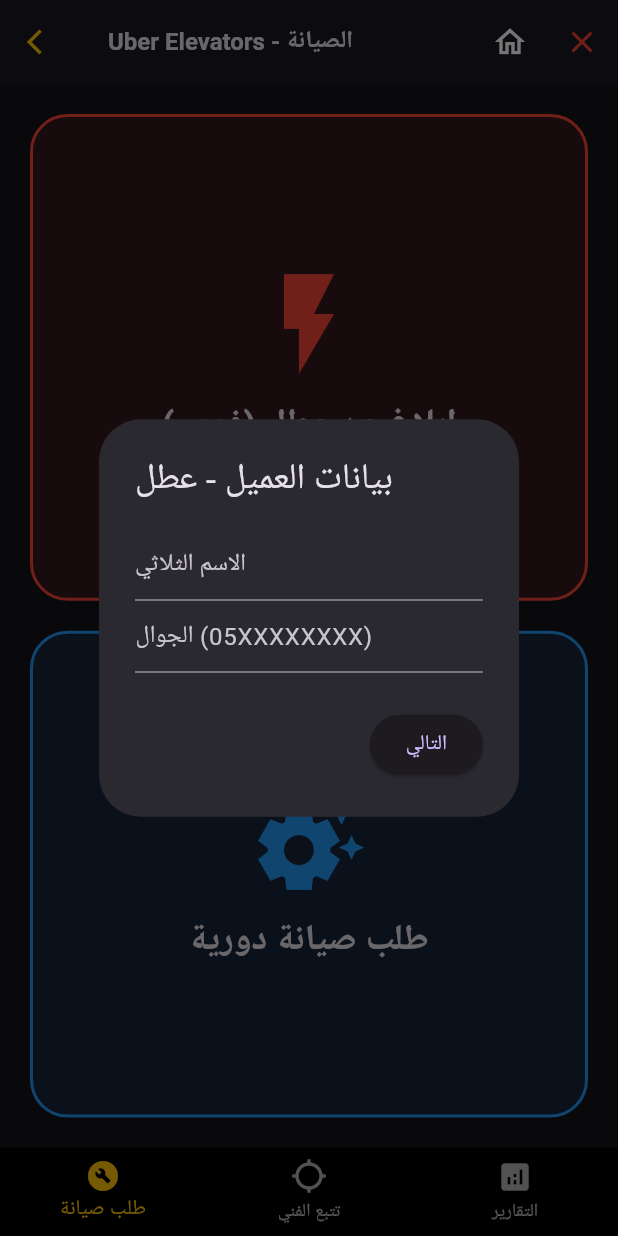
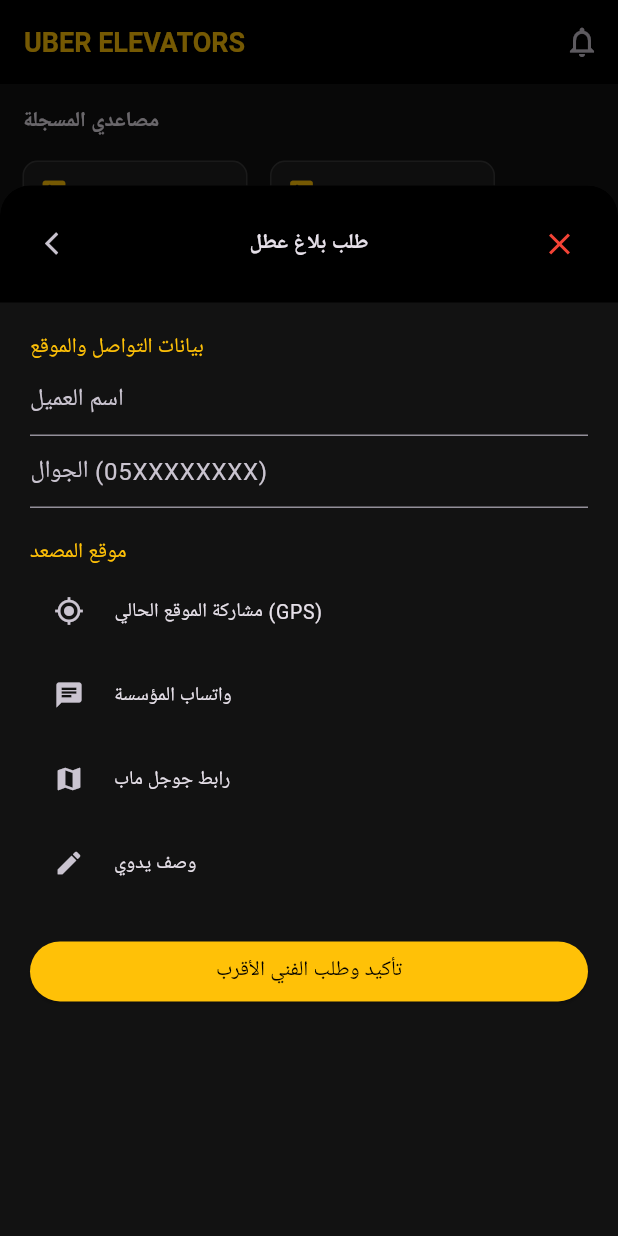
Before and after one commit to ahmedchiva-max/smart, a Flutter app: the screen it shows after launch, after a tap on "إبلاغ عن عطل (فوري)", on a phone screen of 412 x 824 dp. Run offline on Flutter 3.47's test engine with Material 3 defaults, Android fonts, the phone set to English and light mode, and no system bars; Roboto replaces fonts that are missing (Arial).

Commit message:
اعتماد واجهة UBER ELEVATORS: مطابقة الصور، شيك ليست الصيانة، ونظام الملاحة الكامل

```diff
--- a/lib/main.dart
+++ b/lib/main.dart
@@ -1,229 +1,129 @@
 import 'package:flutter/material.dart';
 import 'package:flutter/services.dart';
-import 'package:url_launcher/url_launcher.dart';
-import 'dart:async';
 
 void main() => runApp(MaterialApp(
   debugShowCheckedModeBanner: false,
   theme: ThemeData(brightness: Brightness.dark, primaryColor: Colors.amber, fontFamily: 'Arial'),
-  home: MasterMaintenanceApp(),
+  home: UberElevatorsHome(),
 ));
 
-class MasterMaintenanceApp extends StatefulWidget { @override _MasterMaintenanceAppState createState() => _MasterMaintenanceAppState(); }
-class _MasterMaintenanceAppState extends State<MasterMaintenanceApp> {
-  int _screenIdx = 0;
-  final _screens = [CustomerHome(), LiveTrackingScreen(), FinanceReports()];
+class UberElevatorsHome extends StatefulWidget { @override _UberElevatorsHomeState createState() => _UberElevatorsHomeState(); }
+class _UberElevatorsHomeState extends State<UberElevatorsHome> {
+  int _idx = 0;
   @override
   Widget build(BuildContext context) {
     return Scaffold(
-      body: _screens[_screenIdx],
+      backgroundColor: Color(0xFF121212),
+      appBar: AppBar(
+        backgroundColor: Colors.black,
+        title: Text("UBER ELEVATORS", style: TextStyle(color: Colors.amber, fontWeight: FontWeight.bold, fontSize: 18)),
+        actions: [IconButton(icon: Icon(Icons.notifications_none), onPressed: (){})],
+      ),
+      body: _idx == 0 ? _buildMainHome(context) : Center(child: Text("صفحة قيد التطوير")),
       bottomNavigationBar: BottomNavigationBar(
-        currentIndex: _screenIdx, onTap: (i) => setState(() => _screenIdx = i),
-        backgroundColor: Colors.black, selectedItemColor: Colors.amber,
+        currentIndex: _idx, onTap: (i) => setState(() => _idx = i),
+        backgroundColor: Colors.black, selectedItemColor: Colors.amber, unselectedItemColor: Colors.grey,
+        type: BottomNavigationBarType.fixed,
         items: [
-          BottomNavigationBarItem(icon: Icon(Icons.build_circle), label: "طلب صيانة"),
-          BottomNavigationBarItem(icon: Icon(Icons.location_searching), label: "تتبع الفني"),
-          BottomNavigationBarItem(icon: Icon(Icons.analytics), label: "التقارير"),
+          BottomNavigationBarItem(icon: Icon(Icons.home), label: "الرئيسية"),
+          BottomNavigationBarItem(icon: Icon(Icons.assignment), label: "طلباتي"),
+          BottomNavigationBarItem(icon: Icon(Icons.description), label: "التقارير"),
+          BottomNavigationBarItem(icon: Icon(Icons.shopping_cart), label: "المتجر"),
+          BottomNavigationBarItem(icon: Icon(Icons.person), label: "حسابي"),
         ],
       ),
     );
   }
-}
 
-// --- نظام الملاحة الموحد (Back, Home, X) ---
-PreferredSizeWidget smartAppBar(BuildContext context, String title) {
-  return AppBar(
-    backgroundColor: Colors.black, elevation: 10,
-    leading: IconButton(icon: Icon(Icons.arrow_back_ios, color: Colors.amber, size: 20), onPressed: () => Navigator.maybePop(context)),
-    title: Text(title, style: TextStyle(fontSize: 16, fontWeight: FontWeight.bold)),
-    actions: [
-      IconButton(icon: Icon(Icons.home_outlined, color: Colors.white), onPressed: () => Navigator.of(context).pushAndRemoveUntil(MaterialPageRoute(builder: (c)=>MasterMaintenanceApp()), (r)=>false)),
-      IconButton(icon: Icon(Icons.close, color: Colors.red), onPressed: () => SystemNavigator.pop()),
-    ],
-  );
-}
+  Widget _buildMainHome(BuildContext context) {
+    return SingleChildScrollView(
+      child: Column(crossAxisAlignment: CrossAxisAlignment.start, children: [
+        Padding(padding: EdgeInsets.all(15), child: Text("مصاعدي المسجلة", style: TextStyle(fontWeight: FontWeight.bold))),
+        Row(children: [
+          _buildElevatorCard("مصعد المنزل", "حي النرجس"),
+          _buildElevatorCard("مصعد المكتب", "برج رافال"),
+        ]),
 
-// --- الصفحة الرئيسية (بدون المتجر) ---
-class CustomerHome extends StatelessWidget {
-  void _warn(BuildContext ctx, String msg) => showDialog(context: ctx, builder: (c) => AlertDialog(title: Text("تنبيه هـام"), content: Text(msg), actions: [ElevatedButton(onPressed: () => Navigator.pop(c), child: Text("حسناً"))]));
+        // زر إبلاغ عن عطل (أحمر كما في الصورة)
+        Container(
+          width: double.infinity, margin: EdgeInsets.all(15), height: 60,
+          decoration: BoxDecoration(color: Colors.red.withOpacity(0.8), borderRadius: BorderRadius.circular(10)),
+          child: ListTile(
+            leading: Icon(Icons.bolt, color: Colors.white),
+            title: Text("إبلاغ عن عطل (فوري)", style: TextStyle(fontWeight: FontWeight.bold)),
+            trailing: Icon(Icons.arrow_forward_ios, size: 15),
+            onTap: () => _openServiceFlow(context, "بلاغ عطل"),
+          ),
+        ),
 
-  @override
-  Widget build(BuildContext context) {
-    return Scaffold(
-      appBar: smartAppBar(context, "Uber Elevators - الصيانة"),
-      body: Padding(
-        padding: const EdgeInsets.all(20.0),
-        child: Column(children: [
-          _serviceBox(context, "إبلاغ عن عطل (فوري)", Icons.flash_on, Colors.red, "عطل"),
-          SizedBox(height: 20),
-          _serviceBox(context, "طلب صيانة دورية", Icons.settings_suggest, Colors.blue, "صيانة"),
-        ]),
-      ),
+        // شبكة الخدمات (المطابقة للصور)
+        GridView.count(
+          shrinkWrap: true, physics: NeverScrollableScrollPhysics(), crossAxisCount: 3, padding: EdgeInsets.all(10),
+          children: [
+            _buildServiceIcon(Icons.add_box, "تركيب جديد", Colors.green, context),
+            _buildServiceIcon(Icons.update, "تحديث", Colors.amber, context),
+            _buildServiceIcon(Icons.build, "صيانة", Colors.blue, context),
+            _buildServiceIcon(Icons.store, "المتجر", Colors.yellow, context),
+            _buildServiceIcon(Icons.photo_library, "الأعمال", Colors.purple, context),
+            _buildServiceIcon(Icons.headset_mic, "تواصل", Colors.teal, context),
+          ],
+        ),
+      ]),
     );
   }
 
-  Widget _serviceBox(BuildContext ctx, String t, IconData i, Color c, String type) => Expanded(
-    child: InkWell(
-      onTap: () => _openRequestFlow(ctx, type),
-      child: Container(
-        width: double.infinity, decoration: BoxDecoration(color: c.withOpacity(0.15), borderRadius: BorderRadius.circular(25), border: Border.all(color: c, width: 2)),
-        child: Column(mainAxisAlignment: MainAxisAlignment.center, children: [Icon(i, size: 80, color: c), SizedBox(height: 10), Text(t, style: TextStyle(fontSize: 24, fontWeight: FontWeight.bold))]),
-      ),
-    ),
+  Widget _buildElevatorCard(String name, String loc) => Container(
+    width: 150, margin: EdgeInsets.only(left: 15), padding: EdgeInsets.all(10),
+    decoration: BoxDecoration(color: Color(0xFF1E1E1E), borderRadius: BorderRadius.circular(10), border: Border.all(color: Colors.white12)),
+    child: Column(crossAxisAlignment: CrossAxisAlignment.start, children: [
+      Icon(Icons.elevator, color: Colors.amber, size: 20),
+      SizedBox(height: 5), Text(name, style: TextStyle(fontSize: 12, fontWeight: FontWeight.bold)),
+      Text(loc, style: TextStyle(fontSize: 10, color: Colors.grey)),
+    ]),
   );
 
-  // --- تدفق الطلب (Flow) ---
-  void _openRequestFlow(BuildContext ctx, String type) {
-    final n = TextEditingController();
-    final p = TextEditingController();
-    showDialog(context: ctx, barrierDismissible: false, builder: (c) => AlertDialog(
-      title: Text("بيانات العميل - $type"),
-      content: Column(mainAxisSize: MainAxisSize.min, children: [
-        TextField(controller: n, decoration: InputDecoration(hintText: "الاسم الثلاثي")),
-        TextField(controller: p, keyboardType: TextInputType.phone, inputFormatters: [FilteringTextInputFormatter.digitsOnly, LengthLimitingTextInputFormatter(10)], decoration: InputDecoration(hintText: "الجوال (05XXXXXXXX)")),
-      ]),
-      actions: [ElevatedButton(onPressed: () {
-        if (n.text.length < 5 || p.text.length != 10 || !p.text.startsWith("05")) {
-          _warn(ctx, "يرجى إدخال اسم ثلاثي ورقم جوال صحيح يبدأ بـ 05");
-        } else { Navigator.pop(c); _locationFlow(ctx); }
-      }, child: Text("التالي"))],
-    ));
-  }
+  Widget _buildServiceIcon(IconData icon, String label, Color color, BuildContext ctx) => InkWell(
+    onTap: () => _openServiceFlow(ctx, label),
+    child: Column(mainAxisAlignment: MainAxisAlignment.center, children: [
+      Container(padding: EdgeInsets.all(15), child: Icon(icon, color: color, size: 30)),
+      Text(label, style: TextStyle(fontSize: 11)),
+    ]),
+  );
 
-  void _locationFlow(BuildContext ctx) {
-    showModalBottomSheet(context: ctx, shape: RoundedRectangleBorder(borderRadius: BorderRadius.vertical(top: Radius.circular(30))), builder: (c) => Container(
-      padding: EdgeInsets.all(20),
-      child: Column(mainAxisSize: MainAxisSize.min, children: [
-        Text("تحديد موقع المصعد", style: TextStyle(fontSize: 18, color: Colors.amber)),
-        Divider(),
-        ListTile(leading: Icon(Icons.gps_fixed, color: Colors.blue), title: Text("مشاركة موقعي الحالي"), onTap: () { Navigator.pop(c); _brandFlow(ctx); }),
-        ListTile(leading: Image.network("https://upload.wikimedia.org/wikipedia/commons/6/6b/WhatsApp.svg", width: 24), title: Text("إرسال عبر الواتساب"), onTap: () { launchUrl(Uri.parse("https://wa.me/966500000000")); Navigator.pop(c); _brandFlow(ctx); }),
-        ListTile(leading: Icon(Icons.link, color: Colors.red), title: Text("لصق رابط جوجل ماب"), onTap: () { Navigator.pop(c); _manualInput(ctx, "الصق رابط الخريطة هنا"); }),
-        ListTile(leading: Icon(Icons.edit_location, color: Colors.orange), title: Text("وصف الموقع يدوياً"), onTap: () { Navigator.pop(c); _manualInput(ctx, "اكتب وصف العنوان بالتفصيل"); }),
+  // --- نظام الطلبات المتكامل ---
+  void _openServiceFlow(BuildContext context, String title) {
+    showModalBottomSheet(context: context, isScrollControlled: true, backgroundColor: Colors.transparent, builder: (c) => Container(
+      height: MediaQuery.of(context).size.height * 0.85,
+      decoration: BoxDecoration(color: Color(0xFF121212), borderRadius: BorderRadius.vertical(top: Radius.circular(20))),
+      child: Column(children: [
+        _modalAppBar(context, "طلب $title"),
+        Expanded(child: _buildFormSteps(context, title)),
       ]),
     ));
   }
 
-  void _manualInput(BuildContext ctx, String hint) {
-    final t = TextEditingController();
-    showDialog(context: ctx, barrierDismissible: false, builder: (c) => AlertDialog(
-      content: TextField(controller: t, maxLines: 3, decoration: InputDecoration(hintText: hint)),
-      actions: [ElevatedButton(onPressed: () {
-        if(t.text.trim().isEmpty) { _warn(ctx, "هذا الحقل إجباري للمتابعة"); return; }
-        Navigator.pop(c); _brandFlow(ctx);
-      }, child: Text("تأكيد الموقع"))],
-    ));
-  }
-
-  void _brandFlow(BuildContext ctx) {
-    final brands = ["إيطالي", "فوجي", "فوجي تك", "أوتيس", "شيندلر", "ميتسوبيشي", "كوني", "هوم ليفت"];
-    showDialog(context: ctx, builder: (c) => AlertDialog(
-      title: Text("اختر نوع المصعد"),
-      content: Container(width: double.maxFinite, child: GridView.builder(shrinkWrap: true, gridDelegate: SliverGridDelegateWithFixedCrossAxisCount(crossAxisCount: 2), itemCount: brands.length, itemBuilder: (cc, i) => Card(child: InkWell(onTap: () { Navigator.pop(c); _techChoiceFlow(ctx, brands[i]); }, child: Center(child: Text(brands[i])))))),
-    ));
-  }
-
-  void _techChoiceFlow(BuildContext ctx, String brand) {
-    showDialog(context: ctx, builder: (c) => AlertDialog(
-      title: Text("فنيين متخصصين في $brand"),
-      content: Column(mainAxisSize: MainAxisSize.min, children: [
-        _techTile(ctx, "م. خالد السعدي", "هوية: 1109XXX", "الأقرب - متاح", "4.9"),
-        _techTile(ctx, "م. ياسر فيصل", "هوية: 1088XXX", "متاح حالياً", "4.8"),
-      ]),
-    ));
-  }
-
-  Widget _techTile(BuildContext ctx, String n, String id, String st, String rate) => ListTile(
-    leading: CircleAvatar(child: Icon(Icons.person)), title: Text(n), subtitle: Text("$id\n$st"), trailing: Text(" $rate"),
-    onTap: () { HapticFeedback.vibrate(); Navigator.pop(ctx); _paymentFlow(ctx); },
+  Widget _modalAppBar(BuildContext context, String title) => Container(
+    padding: EdgeInsets.all(15), decoration: BoxDecoration(color: Colors.black, borderRadius: BorderRadius.vertical(top: Radius.circular(20))),
+    child: Row(mainAxisAlignment: MainAxisAlignment.spaceBetween, children: [
+      IconButton(icon: Icon(Icons.arrow_back_ios, size: 18), onPressed: () => Navigator.pop(context)),
+      Text(title, style: TextStyle(fontWeight: FontWeight.bold)),
+      IconButton(icon: Icon(Icons.close, color: Colors.red), onPressed: () => Navigator.pop(context)),
+    ]),
   );
 
-  void _paymentFlow(BuildContext ctx) {
-    showDialog(context: ctx, builder: (c) => AlertDialog(
-      title: Text("طريقة الدفع"),
-      content: Column(mainAxisSize: MainAxisSize.min, children: [
-        _payItem(ctx, "Apple Pay", Colors.black, Icons.apple),
-        _payItem(ctx, "STC Pay", Color(0xFF4F008C), Icons.account_balance_wallet),
-        _payItem(ctx, "تحويل بنكي", Colors.grey, Icons.account_balance),
-        Padding(padding: const EdgeInsets.all(8.0), child: Text("IBAN: SA00000000000000001234", style: TextStyle(fontSize: 10, color: Colors.amber))),
-      ]),
-    ));
-  }
+  Widget _buildFormSteps(BuildContext context, String title) => ListView(padding: EdgeInsets.all(20), children: [
+    Text("بيانات التواصل والموقع", style: TextStyle(color: Colors.amber)),
+    TextField(decoration: InputDecoration(hintText: "اسم العميل")),
+    TextField(decoration: InputDecoration(hintText: "الجوال (05XXXXXXXX)"), keyboardType: TextInputType.phone),
+    SizedBox(height: 20),
+    Text("موقع المصعد", style: TextStyle(color: Colors.amber)),
+    _locBtn("مشاركة الموقع الحالي (GPS)", Icons.gps_fixed),
+    _locBtn("واتساب المؤسسة", Icons.chat),
+    _locBtn("رابط جوجل ماب", Icons.map),
+    _locBtn("وصف يدوي", Icons.edit),
+    SizedBox(height: 20),
+    ElevatedButton(onPressed: (){}, child: Text("تأكيد وطلب الفني الأقرب"), style: ElevatedButton.styleFrom(backgroundColor: Colors.amber, foregroundColor: Colors.black)),
+  ]);
 
-  Widget _payItem(BuildContext ctx, String t, Color c, IconData i) => InkWell(onTap: () { Navigator.pop(ctx); _receiptUpload(ctx); }, child: Card(color: c, child: ListTile(leading: Icon(i, color: Colors.white), title: Text(t, style: TextStyle(color: Colors.white)))));
-
-  void _receiptUpload(BuildContext ctx) {
-    showDialog(context: ctx, barrierDismissible: false, builder: (c) => AlertDialog(
-      title: Text("رفع إثبات التحويل"),
-      content: Icon(Icons.add_a_photo, size: 60, color: Colors.amber),
-      actions: [ElevatedButton(onPressed: () { Navigator.pop(c); _warn(ctx, "تم اعتماد طلبك! يمكنك الآن تتبع الفني خطوة بخطوة."); }, child: Text("إتمام الطلب"))],
-    ));
-  }
+  Widget _locBtn(String t, IconData i) => ListTile(leading: Icon(i, size: 20), title: Text(t, style: TextStyle(fontSize: 13)), onTap: (){});
 }
-
-// --- صفحة التتبع الحي (Live Tracking) ---
-class LiveTrackingScreen extends StatefulWidget { @override _LiveTrackingScreenState createState() => _LiveTrackingScreenState(); }
-class _LiveTrackingScreenState extends State<LiveTrackingScreen> {
-  double _carPos = 0.0;
-  int _minutes = 12;
-  @override
-  void initState() {
-    super.initState();
-    Timer.periodic(Duration(seconds: 3), (t) { if(mounted && _carPos < 0.8) setState(() { _carPos += 0.05; _minutes--; }); });
-  }
-  @override
-  Widget build(BuildContext context) {
-    return Scaffold(
-      appBar: smartAppBar(context, "تتبع مسار الفني"),
-      body: Stack(children: [
-        Container(color: Colors.white12, child: Center(child: Icon(Icons.map, size: 200, color: Colors.white10))),
-        AnimatedAlign(duration: Duration(seconds: 2), alignment: Alignment(0, 1 - (_carPos * 2)), child: Icon(Icons.directions_car, size: 50, color: Colors.amber)),
-        Align(alignment: Alignment(0, -0.9), child: Icon(Icons.location_on, size: 60, color: Colors.red)),
-        Align(alignment: Alignment.bottomCenter, child: Container(
-          margin: EdgeInsets.all(20), padding: EdgeInsets.all(20), decoration: BoxDecoration(color: Colors.black, borderRadius: BorderRadius.circular(20), border: Border.all(color: Colors.amber)),
-          child: Column(mainAxisSize: MainAxisSize.min, children: [
-            Text("الوقت المقدر للوصول: $_minutes دقيقة", style: TextStyle(fontSize: 18, color: Colors.amber, fontWeight: FontWeight.bold)),
-            Divider(),
-            if(_carPos >= 0.7) ElevatedButton(onPressed: () => _showCompletionReport(context), child: Text("الفني وصل - عرض التقرير والتوقيع"))
-            else Text("الفني في الطريق إليك الآن..."),
-          ]),
-        ))
-      ]),
-    );
-  }
-
-  void _showCompletionReport(BuildContext context) {
-    showDialog(context: context, builder: (c) => AlertDialog(
-      title: Text("تقرير الفني المعتمد"),
-      content: SingleChildScrollView(child: Column(mainAxisSize: MainAxisSize.min, children: [
-        Text("تشيك ليست الصيانة:", style: TextStyle(color: Colors.amber)),
-        Text(" فحص الزيت\n فحص الحبال\n تنظيف الكنترول\n حساسات الأبواب"),
-        Divider(),
-        Text("قطع غيار مستبدلة:"),
-        Text("- حساس باب خارجي (مصور قبل/بعد)"),
-        SizedBox(height: 10),
-        Container(height: 100, color: Colors.white10, child: Center(child: Text("توقيع العميل هنا"))),
-      ])),
-      actions: [ElevatedButton(onPressed: () => Navigator.pop(c), child: Text("إغلاق وإرسال للواتساب"))],
-    ));
-  }
-}
-
-// --- صفحة التقارير المالية والفنية ---
-class FinanceReports extends StatelessWidget {
-  @override
-  Widget build(BuildContext context) {
-    return Scaffold(
-      appBar: smartAppBar(context, "التقارير والفواتير"),
-      body: ListView.builder(itemCount: 5, itemBuilder: (c, i) => Card(
-        margin: EdgeInsets.all(10), child: ListTile(
-          leading: Icon(Icons.picture_as_pdf, color: Colors.red),
-          title: Text("فاتورة ضريبية #INV-770$i"),
-          subtitle: Text("التاريخ: 2026/01/21 | القيمة: 575 ريال\n(شامل الضريبة 15%)"),
-          trailing: Icon(Icons.share_outlined, color: Colors.amber),
-          onTap: () {},
-        ),
-      )),
-    );
-  }
-}
```
